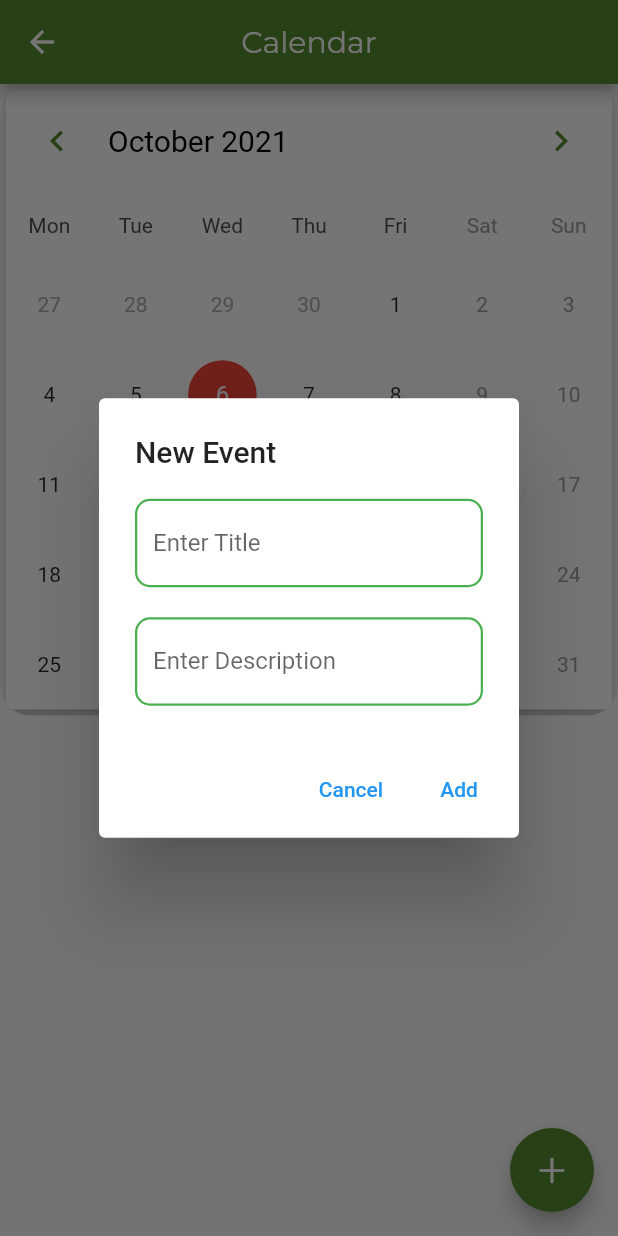
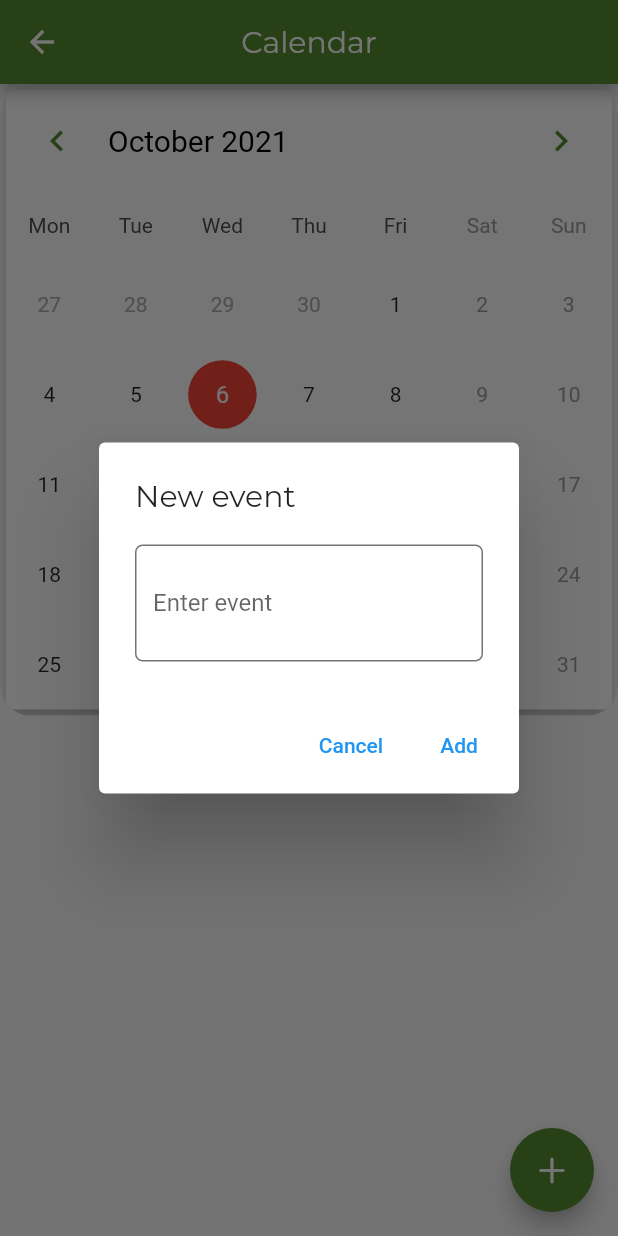
Before and after one commit to IvanAleinikau/farm, a Flutter app: the CalendarPage screen opened directly, after a tap on an icon or button, on a phone screen of 412 x 824 dp. Run offline on Flutter 3.47's test engine with Material 2 defaults, Android fonts, the phone set to English and light mode, and no system bars; drawn by our look-alikes of table_calendar; our stand-ins replace flutter_bloc, freezed_annotation, geolocator, get, get_it, sqflite; accounts and stored records are empty; network calls fail.

Commit message:
add sqlite for calendar

```diff
--- a/lib/app/pages/calendar_page.dart
+++ b/lib/app/pages/calendar_page.dart
@@ -1,7 +1,12 @@
 import 'package:farm/app/theme/color_palette.dart';
 import 'package:farm/app/theme/text_style.dart';
+import 'package:farm/core/bloc/event_bloc/event_bloc.dart';
+import 'package:farm/core/bloc/event_bloc/event_event.dart';
+import 'package:farm/core/bloc/event_bloc/event_state.dart';
+import 'package:farm/core/models/event_model.dart';
 import 'package:flutter/cupertino.dart';
 import 'package:flutter/material.dart';
+import 'package:flutter_bloc/flutter_bloc.dart';
 import 'package:table_calendar/table_calendar.dart';
 import 'package:get/get.dart';
 
@@ -17,118 +22,29 @@ class _CalendarPageState extends State<CalendarPage> {
   var _focusedCalendarDate = DateTime.now();
   final _initialCalendarDate = DateTime(2000);
   final _lastCalendarDate = DateTime(2050);
-  DateTime? selectedCalendarDate;
-  final titleController = TextEditingController();
-  final descpController = TextEditingController();
+  final eventController = TextEditingController();
 
-  late Map<DateTime, List<MyEvents>> mySelectedEvents;
+  late DateTime selectedCalendarDate;
 
   @override
   void initState() {
     selectedCalendarDate = _focusedCalendarDate;
-    mySelectedEvents = {};
     super.initState();
   }
 
   @override
   void dispose() {
-    titleController.dispose();
-    descpController.dispose();
+    eventController.dispose();
     super.dispose();
-  }
-
-  List<MyEvents> _listOfDayEvents(DateTime dateTime) {
-    return mySelectedEvents[dateTime] ?? [];
-  }
-
-  _showAddEventDialog() async {
-    await showDialog(
-        context: context,
-        builder: (context) => AlertDialog(
-              title: const Text('New Event'),
-              content: Column(
-                crossAxisAlignment: CrossAxisAlignment.stretch,
-                mainAxisSize: MainAxisSize.min,
-                children: [
-                  buildTextField(
-                      controller: titleController, hint: 'Enter Title'),
-                  const SizedBox(
-                    height: 20.0,
-                  ),
-                  buildTextField(
-                      controller: descpController, hint: 'Enter Description'),
-                ],
-              ),
-              actions: [
-                TextButton(
-                  onPressed: () => Navigator.pop(context),
-                  child: const Text('Cancel'),
-                ),
-                TextButton(
-                  onPressed: () {
-                    if (titleController.text.isEmpty &&
-                        descpController.text.isEmpty) {
-                      ScaffoldMessenger.of(context).showSnackBar(
-                        const SnackBar(
-                          content: Text('Please enter title & description'),
-                          duration: Duration(seconds: 3),
-                        ),
-                      );
-                      //Navigator.pop(context);
-                      return;
-                    } else {
-                      setState(() {
-                        if (mySelectedEvents[selectedCalendarDate] != null) {
-                          mySelectedEvents[selectedCalendarDate]?.add(MyEvents(
-                              eventTitle: titleController.text,
-                              eventDescp: descpController.text));
-                        } else {
-                          mySelectedEvents[selectedCalendarDate!] = [
-                            MyEvents(
-                                eventTitle: titleController.text,
-                                eventDescp: descpController.text)
-                          ];
-                        }
-                      });
-
-                      titleController.clear();
-                      descpController.clear();
-
-                      Navigator.pop(context);
-                      return;
-                    }
-                  },
-                  child: const Text('Add'),
-                ),
-              ],
-            ));
-  }
-
-  Widget buildTextField(
-      {String? hint, required TextEditingController controller}) {
-    return TextField(
-      controller: controller,
-      textCapitalization: TextCapitalization.words,
-      decoration: InputDecoration(
-        labelText: hint ?? '',
-        focusedBorder: OutlineInputBorder(
-          borderSide: const BorderSide(color: Colors.red, width: 1.5),
-          borderRadius: BorderRadius.circular(
-            10.0,
-          ),
-        ),
-        enabledBorder: OutlineInputBorder(
-          borderSide: const BorderSide(color: Colors.green, width: 1.5),
-          borderRadius: BorderRadius.circular(
-            10.0,
-          ),
-        ),
-      ),
-    );
   }
 
   @override
   Widget build(BuildContext context) {
+    return BlocProvider<EventBloc>(
+      create: (context) => EventBloc(),
+      child: BlocBuilder<EventBloc, EventState>(
+        builder: (context, state) {
+          final EventBloc _bloc = BlocProvider.of<EventBloc>(context);
           return Scaffold(
             appBar: AppBar(
               centerTitle: true,
@@ -138,8 +54,25 @@ class _CalendarPageState extends State<CalendarPage> {
               ),
               backgroundColor: ColorPalette.appBarColor,
             ),
+            body: state.when(
+              initEventState: () {
+                _bloc.add(FetchEvents());
+                return Center(
+                  child: CircularProgressIndicator(
+                    color: ColorPalette.appBarColor,
+                  ),
+                );
+              },
+              content: (_mySelectedEvents) {
+                List<Event> _listOfDayEvents(DateTime dateTime) {
+                  return _mySelectedEvents[dateTime] ?? [];
+                }
+
+                return Scaffold(
                   floatingActionButton: FloatingActionButton(
-        onPressed: () => _showAddEventDialog(),
+                    onPressed: () {
+                      _showAddEventDialog(_bloc);
+                    },
                     child: Icon(CupertinoIcons.plus),
                     backgroundColor: ColorPalette.calendarAddEventColor,
                   ),
@@ -151,7 +84,7 @@ class _CalendarPageState extends State<CalendarPage> {
                           child: Card(
                             elevation: 5.0,
                             child: TableCalendar(
-                  locale: 'en_US',
+                              locale: 'locale'.tr,
                               focusedDay: _focusedCalendarDate,
                               firstDay: _initialCalendarDate,
                               lastDay: _lastCalendarDate,
@@ -205,12 +138,13 @@ class _CalendarPageState extends State<CalendarPage> {
                               ),
                               selectedDayPredicate: (currentSelectedDate) {
                                 return (isSameDay(
-                      selectedCalendarDate!,
+                                  selectedCalendarDate,
                                   currentSelectedDate,
                                 ));
                               },
                               onDaySelected: (selectedDay, focusedDay) {
-                    if (!isSameDay(selectedCalendarDate, selectedDay)) {
+                                if (!isSameDay(
+                                    selectedCalendarDate, selectedDay)) {
                                   setState(() {
                                     selectedCalendarDate = selectedDay;
                                     _focusedCalendarDate = focusedDay;
@@ -220,32 +154,111 @@ class _CalendarPageState extends State<CalendarPage> {
                             ),
                           ),
                         ),
-            ..._listOfDayEvents(selectedCalendarDate!).map(
-              (myEvents) => ListTile(
-                leading: const Icon(
-                  Icons.done,
-                  color: Colors.grey,
+                        ..._listOfDayEvents(selectedCalendarDate).map(
+                          (event) => Container(
+                            child: Row(
+                              children: [
+                                Expanded(
+                                  flex: 1,
+                                  child: Icon(
+                                    Icons.arrow_right_sharp,
                                   ),
-                title: Padding(
-                  padding: const EdgeInsets.only(bottom: 8.0),
-                  child: Text('Event Title:   ${myEvents.eventTitle}'),
                                 ),
-                subtitle: Text('Description:   ${myEvents.eventDescp}'),
+                                Expanded(
+                                  flex: 3,
+                                  child: Text(
+                                    '${event.event}',
+                                    style: Style.montserratStyle,
+                                  ),
+                                ),
+                                Expanded(
+                                  flex: 1,
+                                  child: IconButton(
+                                    onPressed: () {},
+                                    icon: Icon(Icons.close),
+                                  ),
+                                ),
+                              ],
+                            ),
                           ),
                         ),
                       ],
                     ),
                   ),
                 );
+              },
+            ),
+          );
+        },
+      ),
+    );
+  }
+
+  void _showAddEventDialog(EventBloc _bloc) {
+    showDialog(
+      context: context,
+      builder: (context) => AlertDialog(
+        title: Text(
+          'new_event'.tr,
+          style: Style.montserratStyle,
+        ),
+        content: Container(
+          child: TextField(
+            maxLines: 2,
+            controller: eventController,
+            textCapitalization: TextCapitalization.sentences,
+            decoration: InputDecoration(
+              labelText: 'enter_event'.tr,
+              focusedBorder: OutlineInputBorder(
+                borderSide: const BorderSide(
+                  color: ColorPalette.focusedBorderColor,
+                  width: 1,
+                ),
+                borderRadius: BorderRadius.circular(5.0),
+              ),
+              enabledBorder: OutlineInputBorder(
+                borderSide: const BorderSide(
+                  color: ColorPalette.enabledBorderColor,
+                  width: 1,
+                ),
+                borderRadius: BorderRadius.circular(5.0),
+              ),
+            ),
+          ),
+        ),
+        actions: [
+          TextButton(
+            onPressed: () {
+              eventController.clear();
+              Navigator.pop(context);
+            },
+            child: Text('cancel'.tr),
+          ),
+          TextButton(
+            onPressed: () {
+              if (eventController.text.isEmpty) {
+                _bloc.add(FetchEvents());
+                ScaffoldMessenger.of(context).showSnackBar(
+                  SnackBar(
+                    backgroundColor: ColorPalette.appBarColor,
+                    content: Text(
+                      'please_enter_event'.tr,
+                      style: Style.montserratStyle,
+                    ),
+                    duration: Duration(seconds: 2),
+                  ),
+                );
+              } else {
+                _bloc.add(MakeEvent(
+                    event: eventController.text, date: selectedCalendarDate));
+                eventController.clear();
+                Navigator.pop(context);
+              }
+            },
+            child: Text('add'.tr),
+          ),
+        ],
+      ),
+    );
   }
 }
-
-class MyEvents {
-  final String eventTitle;
-  final String eventDescp;
-
-  MyEvents({required this.eventTitle, required this.eventDescp});
-
-  @override
-  String toString() => eventTitle;
-}
--- a/lib/app/pages/weather_page.dart
+++ b/lib/app/pages/weather_page.dart
@@ -61,12 +61,16 @@ class _WeatherPageState extends State<WeatherPage> {
                 BlocProvider.of<WeatherBloc>(context)
                     .add(FetchWeather(city: 'Brest'));
                 return Center(
-                  child: CircularProgressIndicator(),
+                  child: CircularProgressIndicator(
+                    color: ColorPalette.appBarColor,
+                  ),
                 );
               },
               loading: () {
                 return Center(
-                  child: CircularProgressIndicator(),
+                  child: CircularProgressIndicator(
+                    color: ColorPalette.appBarColor,
+                  ),
                 );
               },
               content: (Weather weather, List<Weather> hourlyWeather) {
--- a/lib/app/theme/color_palette.dart
+++ b/lib/app/theme/color_palette.dart
@@ -21,4 +21,7 @@ class ColorPalette{
   static const calendarSelectedDayColor = Color(0xFFF44336);
   static const calendarMarkerEventColor = Color(0xFF536DFE);
   static const calendarAddEventColor = Color(0xFF558B2F);
+
+  static const enabledBorderColor = Color(0xFF757575);
+  static const focusedBorderColor = Color(0xFF2196F3);
 }
--- /dev/null
+++ b/lib/core/bloc/event_bloc/event_bloc.dart
@@ -0,0 +1,45 @@
+import 'package:farm/core/bloc/event_bloc/event_event.dart';
+import 'package:farm/core/bloc/event_bloc/event_state.dart';
+import 'package:farm/core/models/event_model.dart';
+import 'package:farm/data/event_repository.dart';
+import 'package:flutter_bloc/flutter_bloc.dart';
+import 'package:get_it/get_it.dart';
+
+class EventBloc extends Bloc<EventEvent, EventState> {
+  final repository = GetIt.instance<EventRepository>();
+  Map<DateTime, List<Event>> mySelectedEvents = Map();
+
+  EventBloc() : super(EventState.initEventState());
+
+  @override
+  Stream<EventState> mapEventToState(EventEvent event) async* {
+    yield* event.map(
+      makeEvent: _makeEvent,
+      deleteEvent: _deleteEvent,
+      fetchEvents: _fetchEvents,
+    );
+  }
+
+  Stream<EventState> _makeEvent(MakeEvent event) async* {
+    await repository.create(Event(
+      event: event.event,
+      date: event.date,
+    ));
+    yield EventState.initEventState();
+  }
+
+  Stream<EventState> _deleteEvent(DeleteEvent event) async* {}
+
+  Stream<EventState> _fetchEvents(FetchEvents event) async* {
+    mySelectedEvents = Map();
+    List<Event> list = await repository.read();
+    for (int i = 0; i < list.length; i++) {
+      if (mySelectedEvents[list[i].date] != null) {
+        mySelectedEvents[list[i].date]?.add(list[i]);
+      } else {
+        mySelectedEvents[list[i].date] = [list[i]];
+      }
+    }
+    yield EventState.content(mySelectedEvents);
+  }
+}
--- /dev/null
+++ b/lib/core/bloc/event_bloc/event_event.dart
@@ -0,0 +1,15 @@
+import 'package:freezed_annotation/freezed_annotation.dart';
+
+part 'event_event.freezed.dart';
+
+@freezed
+abstract class EventEvent with _$EventEvent {
+  factory EventEvent.makeEvent({
+    required String event,
+    required DateTime date,
+  }) = MakeEvent;
+
+  factory EventEvent.fetchEvents() = FetchEvents;
+
+  factory EventEvent.deleteEvent() = DeleteEvent;
+}
--- /dev/null
+++ b/lib/core/bloc/event_bloc/event_state.dart
@@ -0,0 +1,11 @@
+import 'package:farm/core/models/event_model.dart';
+import 'package:freezed_annotation/freezed_annotation.dart';
+
+part 'event_state.freezed.dart';
+
+@freezed
+abstract class EventState with _$EventState {
+  factory EventState.initEventState() = InitEventState;
+
+  factory EventState.content(Map<DateTime, List<Event>> mySelectedEvents) = Content;
+}
--- a/lib/core/get_it.dart
+++ b/lib/core/get_it.dart
@@ -1,8 +1,11 @@
 import 'package:farm/core/navigator.dart';
+import 'package:farm/data/event_repository.dart';
 import 'package:get_it/get_it.dart';
 
 class SetupGetIt {
   static setup() {
     GetIt.instance.registerSingleton(NavigatorService());
+    GetIt.instance.registerSingleton(EventRepository());
+    GetIt.instance<EventRepository>().initializeDatabase();
   }
 }
--- a/lib/core/localization/localization.dart
+++ b/lib/core/localization/localization.dart
@@ -4,6 +4,7 @@ class Localization extends Translations {
   @override
   Map<String, Map<String, String>> get keys => {
         'en_US': {
+          'locale': 'en_US',
           'home': 'Home',
           'weather': 'Weather',
           'calendar': 'Calendar',
@@ -14,8 +15,14 @@ class Localization extends Translations {
           'fertilizer': 'Fertilizer',
           'seed': 'Seed',
           'fuel': 'Fuel',
+          'new_event': 'New event',
+          'enter_event': 'Enter event',
+          'cancel': 'Cancel',
+          'add': 'Add',
+          'please_enter_event': 'Please enter event',
         },
         'ru_RUS': {
+          'locale': 'ru_RU',
           'home': 'Главная страница',
           'weather': 'Погода',
           'calendar': 'Календарь',
@@ -26,6 +33,10 @@ class Localization extends Translations {
           'fertilizer': 'Удобрения',
           'seed': 'Семена',
           'fuel': 'Топливо',
+          'new_event': 'Новое событие',
+          'enter_event': 'Введите событие',
+          'cancel': 'Отмена',
+          'add': 'Добавить',
         }
       };
 }
--- /dev/null
+++ b/lib/core/models/event_model.dart
@@ -0,0 +1,17 @@
+import 'package:freezed_annotation/freezed_annotation.dart';
+
+part 'event_model.freezed.dart';
+part 'event_model.g.dart';
+
+@freezed
+class Event with _$Event {
+
+  factory Event({
+    int? id,
+    required String event,
+    required DateTime date,
+  }) = _Event;
+
+  factory Event.fromJson(Map<String, dynamic> json) => _$EventFromJson(json);
+
+}
--- a/lib/core/models/weather_model.dart
+++ b/lib/core/models/weather_model.dart
@@ -25,7 +25,7 @@ class Weather {
 
   factory Weather.fromJsonForecast(Map<String, dynamic> json) {
     return Weather(
-        cityName: '',
+      cityName: '',
       temperature: double.parse(json['main']['temp'].toString()).toInt(),
       iconCode: json['weather'][0]['icon'],
       description: json['weather'][0]['main'],
--- /dev/null
+++ b/lib/data/event_repository.dart
@@ -0,0 +1,42 @@
+import 'dart:async';
+
+import 'package:farm/core/models/event_model.dart';
+import 'package:sqflite/sqflite.dart';
+import 'package:path/path.dart';
+
+class EventRepository {
+  late Database database;
+
+  Future<void> initializeDatabase() async {
+    database = await openDatabase(
+      join(await getDatabasesPath(), 'event2.db'),
+      onCreate: onCreate,
+      version: 1,
+    );
+  }
+
+  void onCreate(Database database, int version) async {
+    await database.execute(
+        'CREATE TABLE Event(id INTEGER PRIMARY KEY AUTOINCREMENT,event TEXT, date TEXT)');
+  }
+
+  Future<int> create(Event event) async {
+    int result = 0;
+    result = await database.insert('Event', event.toJson());
+    return result;
+  }
+
+  Future<List<Event>> read() async {
+    final List<Map<String, Object?>> queryResult =
+        await database.query('Event');
+    return queryResult.map((e) => Event.fromJson(e)).toList();
+  }
+
+  Future<void> delete(int id) async {
+    await database.delete(
+      'event',
+      where: 'id = ?',
+      whereArgs: [id],
+    );
+  }
+}
--- a/lib/main.dart
+++ b/lib/main.dart
@@ -4,8 +4,10 @@ import 'package:farm/core/get_pages.dart';
 import 'package:farm/core/localization/localization.dart';
 import 'package:flutter/material.dart';
 import 'package:get/get.dart';
+import 'package:intl/date_symbol_data_local.dart';
 
 void main() {
+  initializeDateFormatting();
   WidgetsFlutterBinding.ensureInitialized();
   SetupGetIt.setup();
   runApp(App());
--- a/pubspec.yaml
+++ b/pubspec.yaml
@@ -39,6 +39,7 @@ dependencies:
   get: ^4.3.8
   get_it: ^7.2.0
   table_calendar: ^3.0.2
+  sqflite: ^2.0.0+4
 
 dev_dependencies:
   flutter_test:
```
Also changed, not shown: lib/core/bloc/event_bloc/event_event.freezed.dart (added), lib/core/bloc/event_bloc/event_state.freezed.dart (added), lib/core/models/event_model.freezed.dart (added), lib/core/models/event_model.g.dart (added), 2 other files. Lines whose indentation alone changed are shown as unchanged.
